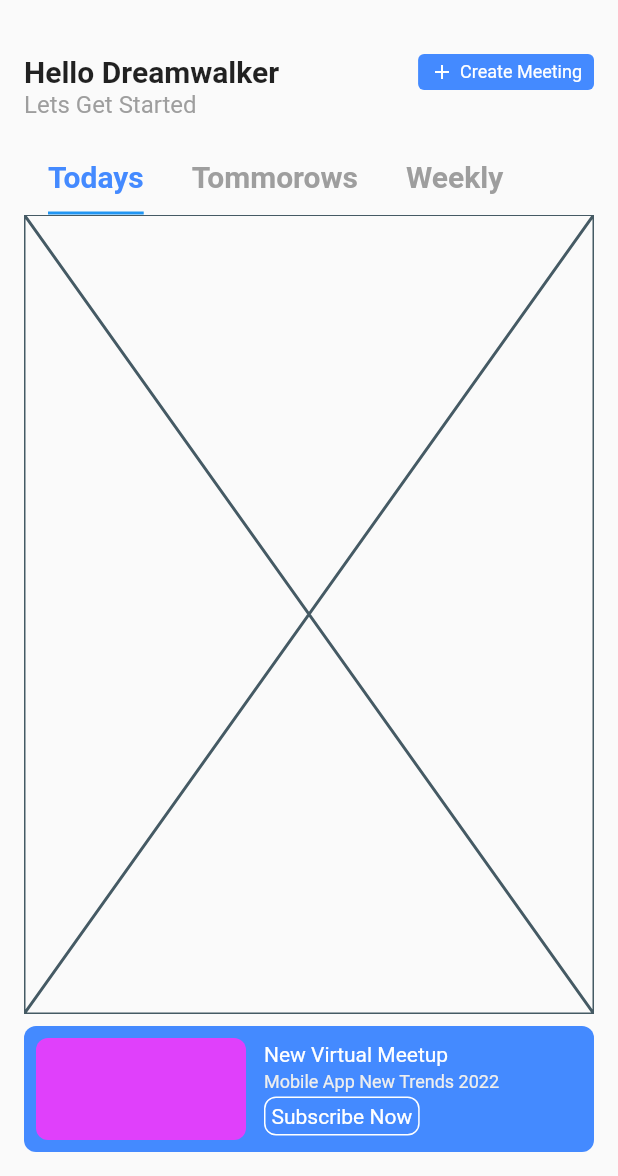
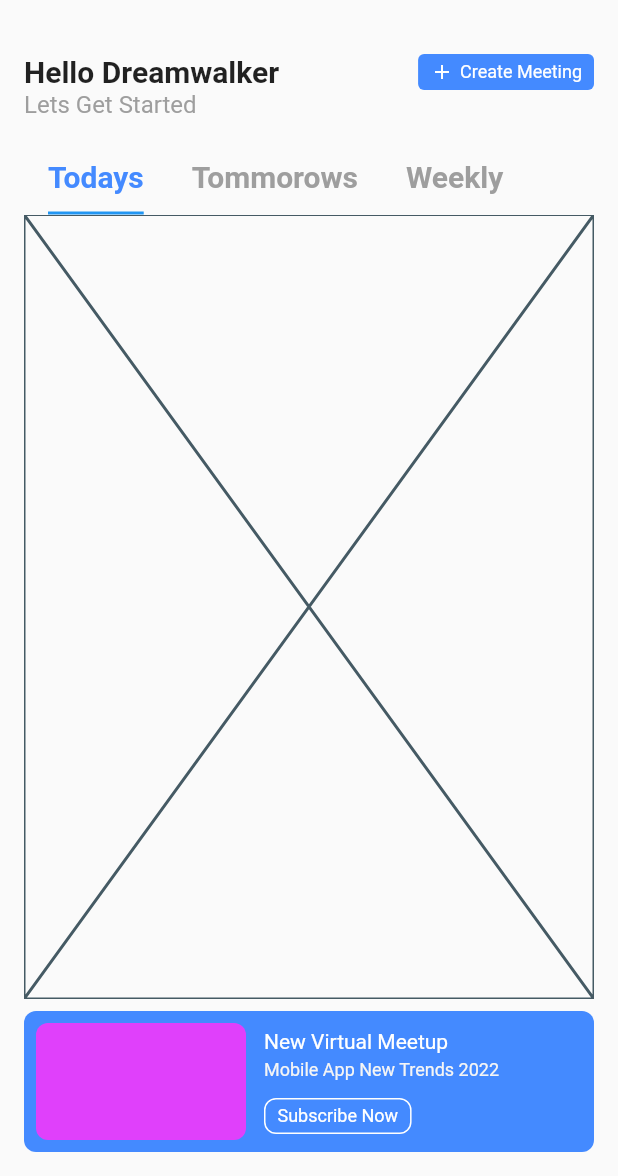
Before and after one commit to JAICHANGPARK/flutter_notebook_19th_story, a Flutter app: the screen it shows after launch, on a phone screen of 412 x 824 dp, the part 60-1236 px from its top. Run offline on Flutter 3.47's test engine with Material 2 defaults, Android fonts, the phone set to English and light mode, and no system bars; our stand-ins replace bubble_tab_indicator, cached_network_image, countup, fl_chart, flutter_riverpod, freezed_annotation and 2 more.

Commit message:
Update office_main_page.dart

```diff
--- a/lib/ep1139_office_meeting_app/src/ui/office_main_page.dart
+++ b/lib/ep1139_office_meeting_app/src/ui/office_main_page.dart
@@ -135,7 +135,7 @@ class _OfficeMainPageState extends State<OfficeMainPage> {
                   height: 8,
                 ),
                 Container(
-                  height: 84,
+                  height: 94,
                   decoration: BoxDecoration(color: Colors.blueAccent, borderRadius: BorderRadius.circular(8)),
                   padding: EdgeInsets.all(8),
                   child: Row(
@@ -161,21 +161,26 @@ class _OfficeMainPageState extends State<OfficeMainPage> {
                             ),
                             Text(
                               "Mobile App New Trends 2022",
-                              style: TextStyle(fontSize: 12, color: Colors.grey[200]),
+                              style: TextStyle(
+                                fontSize: 12,
+                                color: Colors.grey[100],
+                              ),
+                            ),
+                            SizedBox(
+                              height: 4,
                             ),
                             Container(
                               decoration: BoxDecoration(
-                                  borderRadius: BorderRadius.circular(8),
-                                  border: Border.all(
-                                    color: Colors.white,
-                                  ),),
-                              padding: EdgeInsets.symmetric(horizontal: 4, vertical: 4),
+                                borderRadius: BorderRadius.circular(8),
+                                border: Border.all(
+                                  color: Colors.white,
+                                ),
+                              ),
+                              padding: EdgeInsets.symmetric(horizontal: 8, vertical: 4),
                               child: Center(
                                 child: Text(
                                   "Subscribe Now",
-                                  style: TextStyle(
-                                    color: Colors.white,
-                                  ),
+                                  style: TextStyle(color: Colors.white, fontSize: 12),
                                 ),
                               ),
                             )
```
